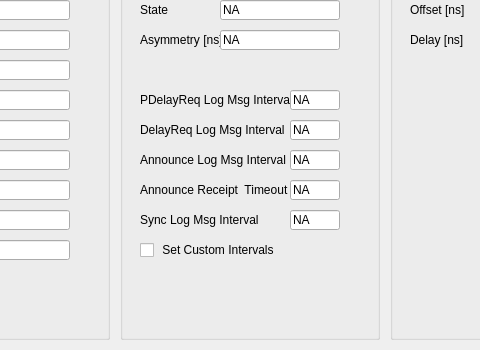
The window that UCM/Library/UniversalConfigurationManager/PtpOcTab/Ucm_PtpOcTab.ui (NetTimeLogic/UniversalConfigurationManager) describes before a commit, drawn with Qt 5; both pictures show x 170 to 650 and y 300 to 650 of the 1374 by 774 pixel window.
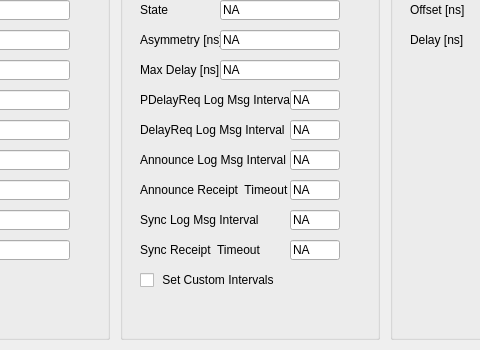
The same window after the commit.

Patch:
```diff
--- a/UCM/Library/UniversalConfigurationManager/PtpOcTab/Ucm_PtpOcTab.ui
+++ b/UCM/Library/UniversalConfigurationManager/PtpOcTab/Ucm_PtpOcTab.ui
@@ -1694,7 +1694,7 @@
     <property name="geometry">
      <rect>
       <x>20</x>
-      <y>290</y>
+      <y>320</y>
       <width>200</width>
       <height>20</height>
      </rect>
@@ -1735,6 +1735,70 @@
      <bool>false</bool>
     </property>
    </widget>
+   <widget class="QLabel" name="PtpOcPortDsSyncReceiptTimeoutLabel">
+    <property name="geometry">
+     <rect>
+      <x>20</x>
+      <y>290</y>
+      <width>150</width>
+      <height>20</height>
+     </rect>
+    </property>
+    <property name="text">
+     <string>Sync Receipt  Timeout</string>
+    </property>
+   </widget>
+   <widget class="QLineEdit" name="PtpOcPortDsSyncReceiptTimeoutValue">
+    <property name="enabled">
+     <bool>true</bool>
+    </property>
+    <property name="geometry">
+     <rect>
+      <x>170</x>
+      <y>290</y>
+      <width>50</width>
+      <height>20</height>
+     </rect>
+    </property>
+    <property name="text">
+     <string>NA</string>
+    </property>
+    <property name="readOnly">
+     <bool>false</bool>
+    </property>
+   </widget>
+   <widget class="QLineEdit" name="PtpOcPortDsMaxPeerDelayValue">
+    <property name="enabled">
+     <bool>true</bool>
+    </property>
+    <property name="geometry">
+     <rect>
+      <x>100</x>
+      <y>110</y>
+      <width>120</width>
+      <height>20</height>
+     </rect>
+    </property>
+    <property name="text">
+     <string>NA</string>
+    </property>
+    <property name="readOnly">
+     <bool>false</bool>
+    </property>
+   </widget>
+   <widget class="QLabel" name="PtpOcPortDsMaxPeerDelayLabel">
+    <property name="geometry">
+     <rect>
+      <x>20</x>
+      <y>110</y>
+      <width>80</width>
+      <height>20</height>
+     </rect>
+    </property>
+    <property name="text">
+     <string>Max Delay [ns]</string>
+    </property>
+   </widget>
   </widget>
   <widget class="QComboBox" name="PtpOcDelayMechanismValue">
    <property name="geometry">
```
